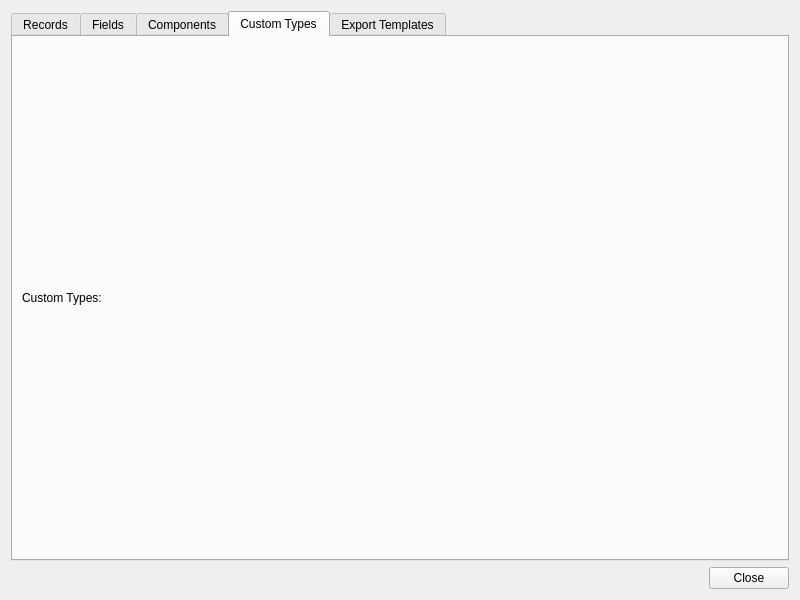
Before: the Qt Designer form Source/Tome/Features/Projects/View/projectoverviewwindow.ui in npruehs/tome-editor, drawn with Qt 5.
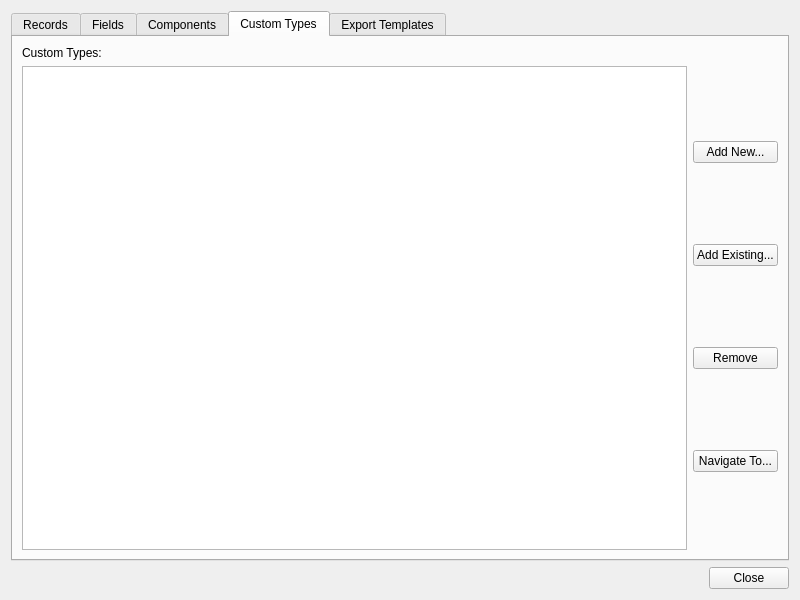
After: the same form once the commit is applied. The open tabs and pages were chosen to show the change.

Commit message: ADDED: Project - Adding new or existing field definition files, removing field definition files, and navigating to field definition files.

Diff of the .ui file:
```diff
--- a/Source/Tome/Features/Projects/View/projectoverviewwindow.ui
+++ b/Source/Tome/Features/Projects/View/projectoverviewwindow.ui
@@ -154,6 +154,12 @@
         <layout class="QHBoxLayout" name="horizontalLayoutTypeCount">
          <item>
           <widget class="QLabel" name="labelCustomTypes">
+           <property name="maximumSize">
+            <size>
+             <width>80</width>
+             <height>16777215</height>
+            </size>
+           </property>
            <property name="text">
             <string>Custom Types:</string>
            </property>
@@ -169,7 +175,43 @@
         </layout>
        </item>
        <item>
-        <layout class="QHBoxLayout" name="horizontalLayoutTypes"/>
+        <layout class="QHBoxLayout" name="horizontalLayoutCustomTypes">
+         <item>
+          <widget class="QListWidget" name="listWidgetCustomTypes"/>
+         </item>
+         <item>
+          <layout class="QVBoxLayout" name="verticalLayoutCustomTypesButtons">
+           <item>
+            <widget class="QPushButton" name="pushButtonAddNewCustomTypesFile">
+             <property name="text">
+              <string>Add New...</string>
+             </property>
+            </widget>
+           </item>
+           <item>
+            <widget class="QPushButton" name="pushButtonAddExistingCustomTypesFile">
+             <property name="text">
+              <string>Add Existing...</string>
+             </property>
+            </widget>
+           </item>
+           <item>
+            <widget class="QPushButton" name="pushButtonRemoveCustomTypesFile">
+             <property name="text">
+              <string>Remove</string>
+             </property>
+            </widget>
+           </item>
+           <item>
+            <widget class="QPushButton" name="pushButtonNavigateToCustomTypesFile">
+             <property name="text">
+              <string>Navigate To...</string>
+             </property>
+            </widget>
+           </item>
+          </layout>
+         </item>
+        </layout>
        </item>
       </layout>
      </widget>
```
Left out of the diff: 132 changed lines with no effect on the pictures. The commit also changes 6 other files.
